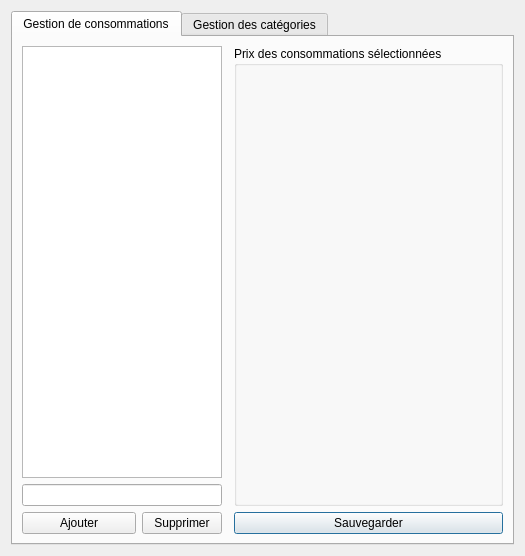
Qt form application/ui/consumptionmanagment.ui (nils-van-zuijlen/Enibar) before a commit.
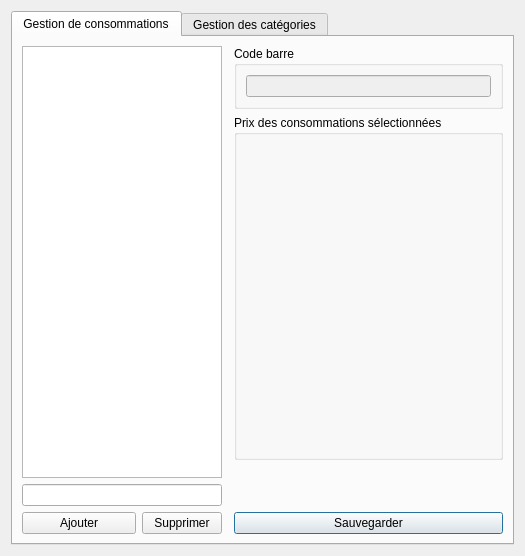
The same form after that commit. The open tabs and pages were chosen to show the change. Custom widgets are drawn as their Qt base class.

```diff
--- a/application/ui/consumptionmanagment.ui
+++ b/application/ui/consumptionmanagment.ui
@@ -20,13 +20,13 @@
    <string>Gestion consommations</string>
   </property>
   <layout class="QGridLayout" name="gridLayout">
-   <item row="0" column="1">
+   <item row="0" column="0">
     <widget class="QTabWidget" name="tabs">
      <property name="tabShape">
       <enum>QTabWidget::Rounded</enum>
      </property>
      <property name="currentIndex">
-      <number>1</number>
+      <number>0</number>
      </property>
      <property name="documentMode">
       <bool>false</bool>
@@ -42,7 +42,7 @@
        <string>Gestion de consommations</string>
       </attribute>
       <layout class="QGridLayout" name="gridLayout_2">
-       <item row="1" column="0" colspan="2">
+       <item row="5" column="0">
         <widget class="QLineEdit" name="input_product">
          <property name="sizePolicy">
           <sizepolicy hsizetype="Fixed" vsizetype="Fixed">
@@ -64,57 +64,14 @@
          </property>
         </widget>
        </item>
-       <item row="3" column="2">
+       <item row="6" column="3">
         <widget class="QPushButton" name="input_product_save">
          <property name="text">
           <string>Sauvegarder</string>
          </property>
         </widget>
        </item>
-       <item row="0" column="2" rowspan="2">
-        <widget class="ConsumptionPrices" name="prices">
-         <property name="sizePolicy">
-          <sizepolicy hsizetype="Expanding" vsizetype="Preferred">
-           <horstretch>0</horstretch>
-           <verstretch>0</verstretch>
-          </sizepolicy>
-         </property>
-         <property name="title">
-          <string>Prix des consommations sélectionnées</string>
-         </property>
-         <layout class="QVBoxLayout" name="verticalLayout_2">
-          <property name="spacing">
-           <number>0</number>
-          </property>
-          <property name="leftMargin">
-           <number>0</number>
-          </property>
-          <property name="topMargin">
-           <number>0</number>
-          </property>
-          <property name="rightMargin">
-           <number>0</number>
-          </property>
-          <property name="bottomMargin">
-           <number>0</number>
-          </property>
-          <item>
-           <spacer name="verticalSpacer_2">
-            <property name="orientation">
-             <enum>Qt::Vertical</enum>
-            </property>
-            <property name="sizeHint" stdset="0">
-             <size>
-              <width>20</width>
-              <height>40</height>
-             </size>
-            </property>
-           </spacer>
-          </item>
-         </layout>
-        </widget>
-       </item>
-       <item row="3" column="0">
+       <item row="6" column="0">
         <widget class="QWidget" name="widget_2" native="true">
          <property name="minimumSize">
           <size>
@@ -164,7 +121,7 @@
          </layout>
         </widget>
        </item>
-       <item row="0" column="0" colspan="2">
+       <item row="0" column="0" rowspan="5" colspan="2">
         <widget class="ConsumptionList" name="products">
          <property name="sizePolicy">
           <sizepolicy hsizetype="Fixed" vsizetype="Expanding">
@@ -200,6 +157,74 @@
          </column>
         </widget>
        </item>
+       <item row="0" column="3">
+        <widget class="QGroupBox" name="groupBox">
+         <property name="sizePolicy">
+          <sizepolicy hsizetype="Preferred" vsizetype="Maximum">
+           <horstretch>0</horstretch>
+           <verstretch>0</verstretch>
+          </sizepolicy>
+         </property>
+         <property name="title">
+          <string>Code barre</string>
+         </property>
+         <layout class="QVBoxLayout" name="verticalLayout_4">
+          <item>
+           <widget class="QLineEdit" name="barcode_input">
+            <property name="enabled">
+             <bool>false</bool>
+            </property>
+            <property name="readOnly">
+             <bool>true</bool>
+            </property>
+           </widget>
+          </item>
+         </layout>
+        </widget>
+       </item>
+       <item row="1" column="3">
+        <widget class="ConsumptionPrices" name="prices">
+         <property name="sizePolicy">
+          <sizepolicy hsizetype="Expanding" vsizetype="Preferred">
+           <horstretch>0</horstretch>
+           <verstretch>0</verstretch>
+          </sizepolicy>
+         </property>
+         <property name="title">
+          <string>Prix des consommations sélectionnées</string>
+         </property>
+         <layout class="QVBoxLayout" name="verticalLayout_2">
+          <property name="spacing">
+           <number>0</number>
+          </property>
+          <property name="leftMargin">
+           <number>0</number>
+          </property>
+          <property name="topMargin">
+           <number>0</number>
+          </property>
+          <property name="rightMargin">
+           <number>0</number>
+          </property>
+          <property name="bottomMargin">
+           <number>0</number>
+          </property>
+          <item>
+           <spacer name="verticalSpacer_2">
+            <property name="orientation">
+             <enum>Qt::Vertical</enum>
+            </property>
+            <property name="sizeHint" stdset="0">
+             <size>
+              <width>20</width>
+              <height>40</height>
+             </size>
+            </property>
+           </spacer>
+          </item>
+         </layout>
+        </widget>
+       </item>
       </layout>
      </widget>
      <widget class="QWidget" name="tab_manage_categories">
```
